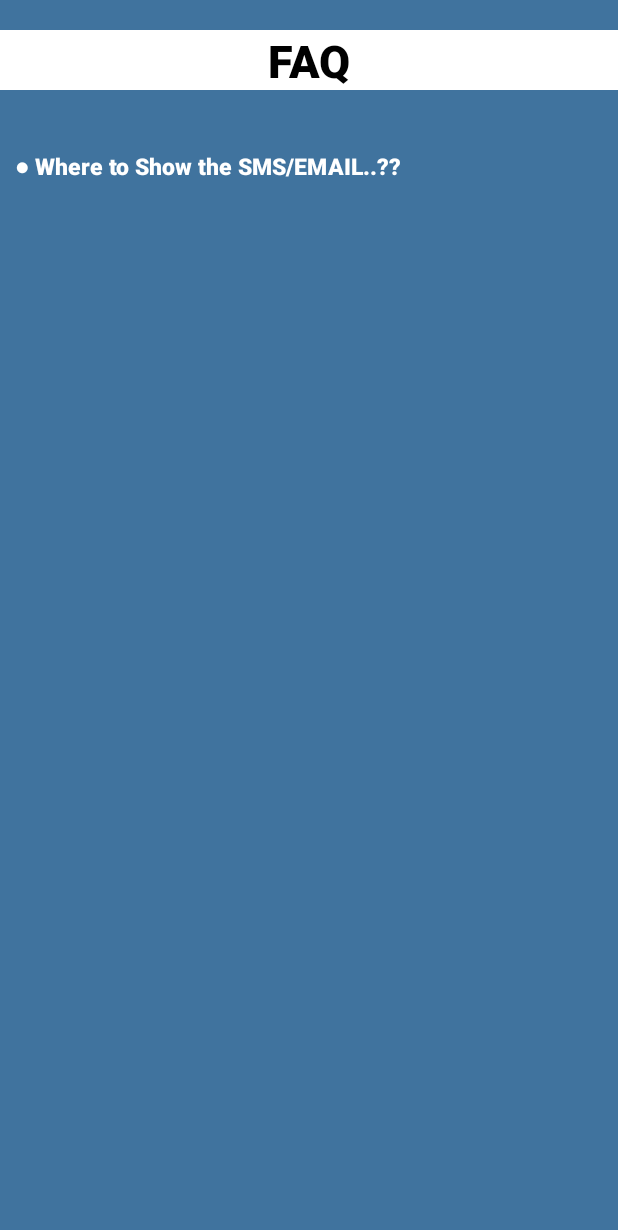
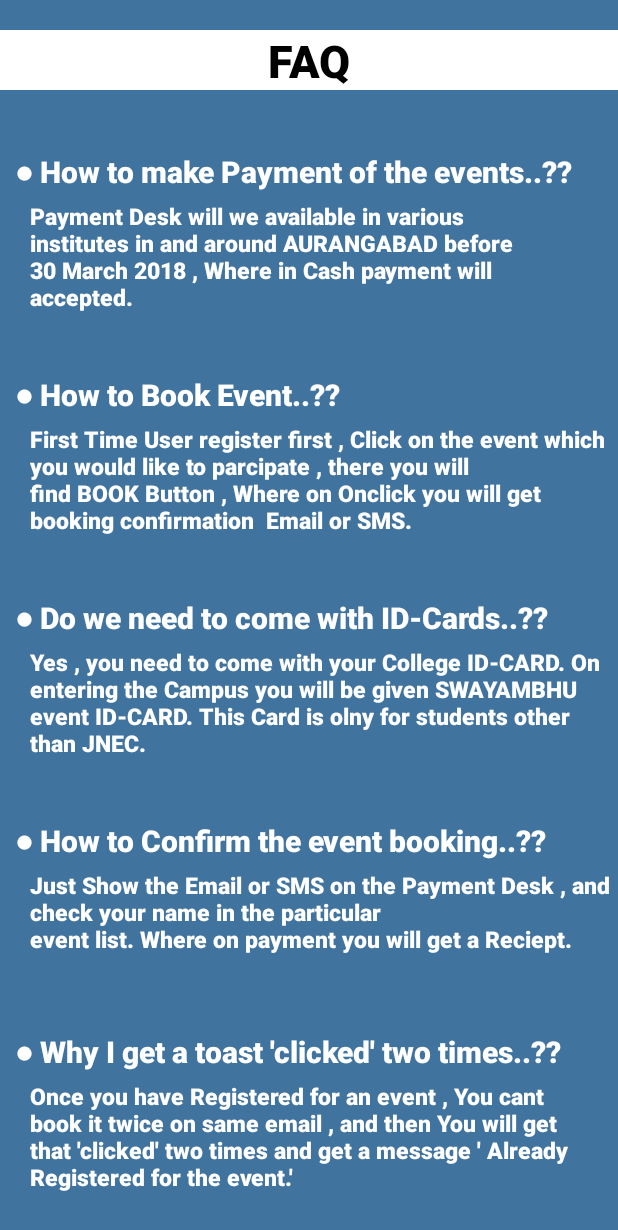
Before and after one commit to anwarshaikh078/Swayambhu, an Android app: the FAQ_ACTIVITY screen opened directly, with no data from a screen before it, on a phone screen of 412 x 824 dp. Shown: the top 1230 px of the screen. Run offline under Robolectric (Android 15) with nearby library versions, the phone set to English and light mode, and no system bars.

Commit message:
first push

```diff
--- a/app/build.gradle
+++ b/app/build.gradle
@@ -16,6 +16,7 @@ android {
         release {
             minifyEnabled false
             proguardFiles getDefaultProguardFile('proguard-android.txt'), 'proguard-rules.pro'
+
         }
     }
 }
--- a/app/src/main/res/layout/activity_faq__activity.xml
+++ b/app/src/main/res/layout/activity_faq__activity.xml
@@ -7,6 +7,15 @@
     tools:context="com.jnec.techfest.swayambhu.FAQ_ACTIVITY"
     android:background="@color/back"
     android:orientation="vertical">
+
+    <ScrollView
+        android:layout_width="match_parent"
+        android:layout_height="match_parent">
+
+        <LinearLayout
+            android:layout_width="match_parent"
+            android:layout_height="match_parent"
+            android:orientation="vertical">
 
     <TextView
         android:layout_width="match_parent"
@@ -23,10 +32,116 @@
         android:layout_width="wrap_content"
         android:layout_height="wrap_content"
         android:layout_marginTop="40dp"
-        android:text="● Where to Show the SMS/EMAIL..??"
+        android:text="● How to make Payment of the events..??"
         android:textColor="@color/white"
         android:layout_marginLeft="10dp"
+        android:textSize="20dp"
+        android:textStyle="bold"/>
+
+    <TextView
+        android:layout_width="wrap_content"
+        android:layout_height="wrap_content"
+        android:layout_marginTop="5dp"
+        android:text="Payment Desk will we available in various\ninstitutes in and around AURANGABAD before\n30 March 2018 , Where in Cash payment will\naccepted."
+        android:textColor="@color/white"
+        android:layout_marginLeft="20dp"
         android:textSize="15dp"
         android:textStyle="bold"/>
 
+    <TextView
+        android:layout_width="wrap_content"
+        android:layout_height="wrap_content"
+        android:layout_marginTop="40dp"
+        android:text="● How to Book Event..??"
+        android:textColor="@color/white"
+        android:layout_marginLeft="10dp"
+        android:textSize="20dp"
+        android:textStyle="bold"/>
+
+    <TextView
+        android:layout_width="wrap_content"
+        android:layout_height="wrap_content"
+        android:layout_marginTop="5dp"
+        android:text="First Time User register first , Click on the event which you would like to parcipate , there you will\nfind BOOK Button , Where on Onclick you will get booking confirmation  Email or SMS."
+        android:textColor="@color/white"
+        android:layout_marginLeft="20dp"
+        android:textSize="15dp"
+        android:textStyle="bold"/>
+
+    <TextView
+        android:layout_width="wrap_content"
+        android:layout_height="wrap_content"
+        android:layout_marginTop="40dp"
+        android:text="● Do we need to come with ID-Cards..??"
+        android:textColor="@color/white"
+        android:layout_marginLeft="10dp"
+        android:textSize="20dp"
+        android:textStyle="bold"/>
+
+    <TextView
+        android:layout_width="wrap_content"
+        android:layout_height="wrap_content"
+        android:layout_marginTop="5dp"
+        android:text="Yes , you need to come with your College ID-CARD. On entering the Campus you will be given SWAYAMBHU event ID-CARD. This Card is olny for students other than JNEC. "
+        android:textColor="@color/white"
+        android:layout_marginLeft="20dp"
+        android:textSize="15dp"
+        android:textStyle="bold"/>
+
+    <TextView
+        android:layout_width="wrap_content"
+        android:layout_height="wrap_content"
+        android:layout_marginTop="40dp"
+        android:text="● How to Confirm the event booking..??"
+        android:textColor="@color/white"
+        android:layout_marginLeft="10dp"
+        android:textSize="20dp"
+        android:textStyle="bold"/>
+
+    <TextView
+        android:layout_width="wrap_content"
+        android:layout_height="wrap_content"
+        android:layout_marginTop="5dp"
+        android:text="Just Show the Email or SMS on the Payment Desk , and check your name in the particular \nevent list. Where on payment you will get a Reciept."
+        android:textColor="@color/white"
+        android:layout_marginLeft="20dp"
+        android:textSize="15dp"
+        android:textStyle="bold"
+        android:layout_marginBottom="10dp"/>
+
+
+            <TextView
+                android:layout_width="wrap_content"
+                android:layout_height="wrap_content"
+                android:layout_marginTop="40dp"
+                android:text="● Why I get a toast 'clicked' two times..??"
+
+                android:textColor="@color/white"
+                android:layout_marginLeft="10dp"
+                android:textSize="20dp"
+                android:textStyle="bold"/>
+
+            <TextView
+                android:layout_width="wrap_content"
+                android:layout_height="wrap_content"
+                android:layout_marginTop="5dp"
+                android:text="Once you have Registered for an event , You cant book it twice on same email , and then You will get that 'clicked' two times and get a message ' Already Registered for the event.'"
+                android:textColor="@color/white"
+                android:layout_marginLeft="20dp"
+                android:textSize="15dp"
+                android:textStyle="bold"
+                android:layout_marginBottom="10dp"/>
+
+
+        </LinearLayout>
+
+
+
+
+
+    </ScrollView>
+
+
+
+
 </LinearLayout>
```
Also changed, not shown: app/src/main/res/layout/activity_signup.xml (+9 -7 lines), app/src/main/res/layout/fragment_fragment_home.xml (+155 -147 lines), app/src/main/res/layout/fragment_profile.xml (+19 -2 lines).
